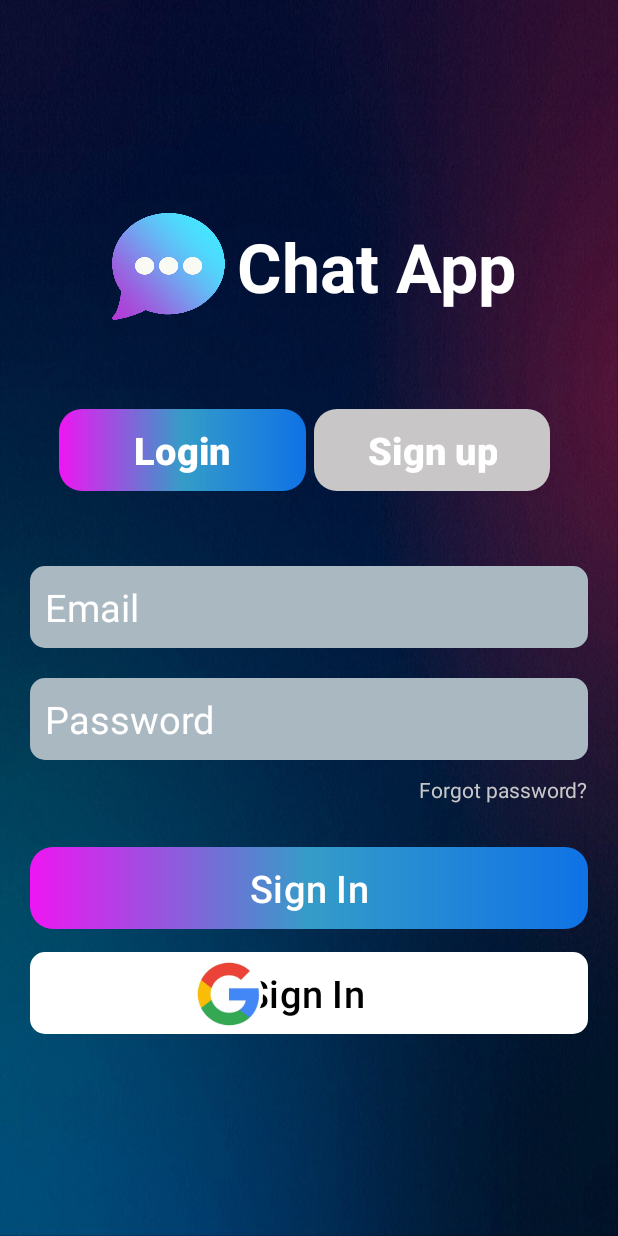
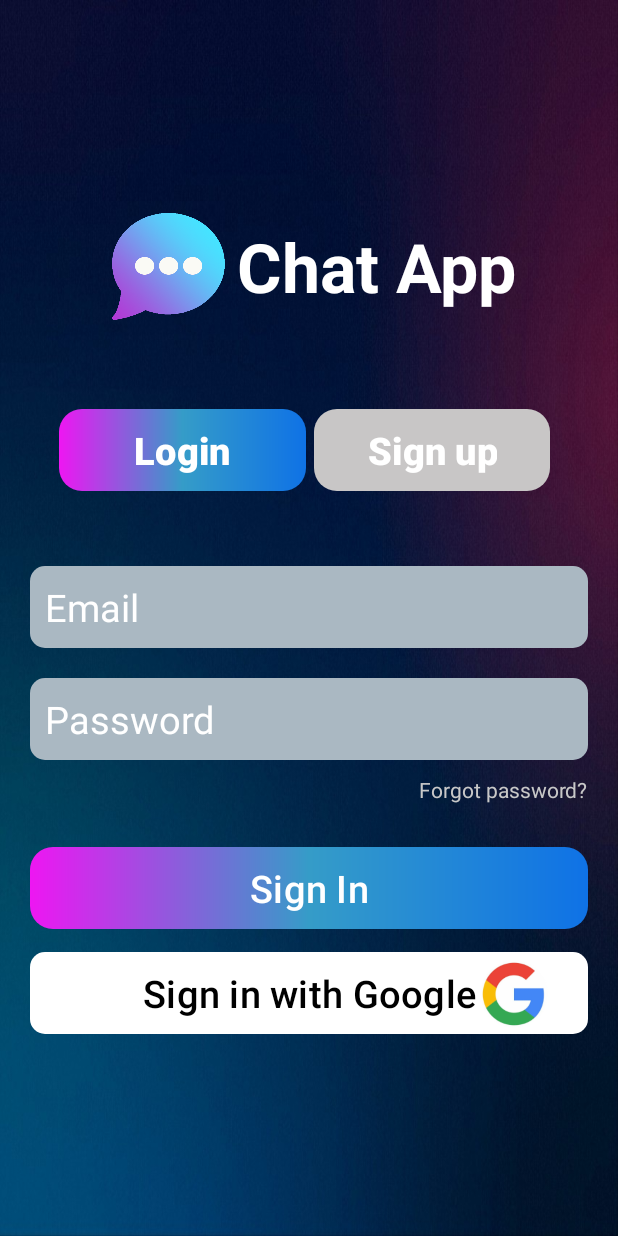
Before and after one commit to triietnguyen/Chat_App, an Android app: the layout activity_sign_in.xml on its own in the app's theme, with its tools: preview values and no code run, on a phone screen of 412 x 824 dp. Run offline under Robolectric (Android 15) with nearby library versions, the phone set to English and light mode, and no system bars.

Commit message:
update gg btn

```diff
--- a/app/src/main/res/layout/activity_sign_in.xml
+++ b/app/src/main/res/layout/activity_sign_in.xml
@@ -146,7 +146,7 @@
                     android:layout_width="match_parent"
                     android:layout_height="wrap_content"
                     android:background="@drawable/buttonborder"
-                    android:text="Sign In "
+                    android:text="Sign in with Google"
                     android:textColor="@color/black"
                     android:textSize="25sp"
                     app:backgroundTint="@color/white" />
@@ -156,7 +156,7 @@
                     android:layout_height="45dp"
                     android:src="@drawable/google"
                     android:contentDescription="Google Image"
-                    android:layout_marginStart="110dp"
+                    android:layout_marginStart="300dp"
                     android:layout_marginVertical="5dp" />
 
 
```
